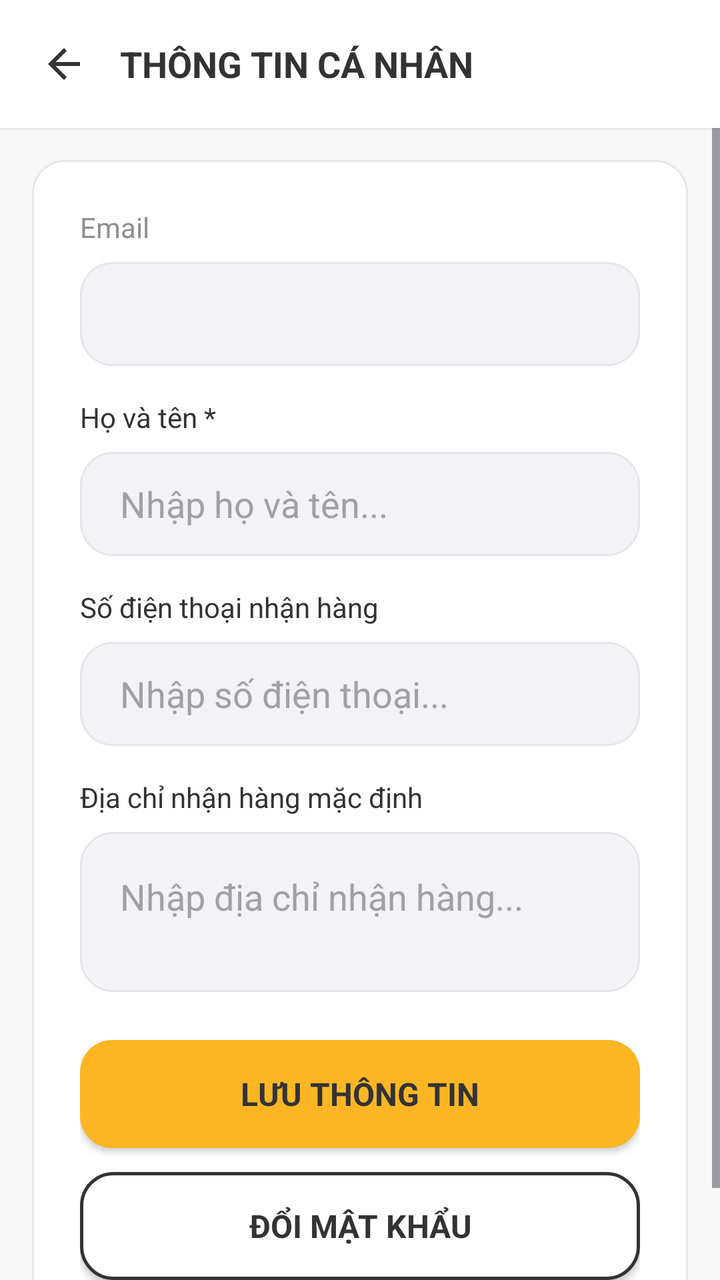
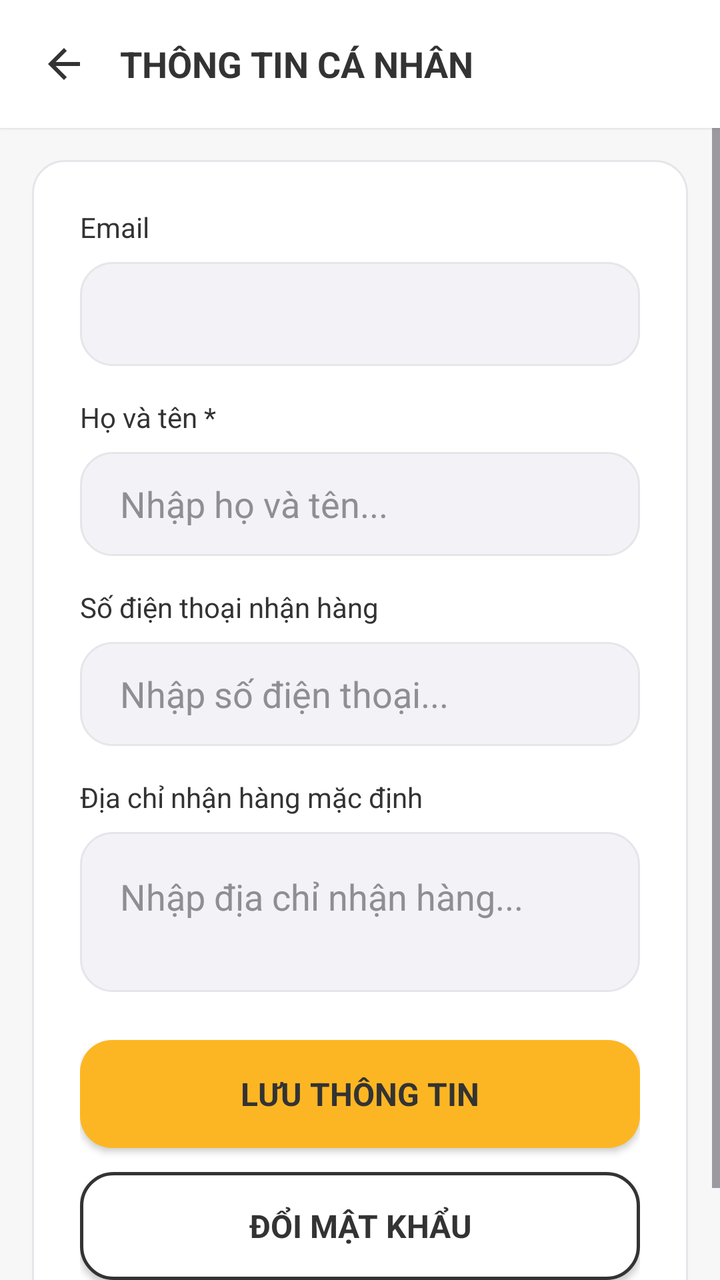

Two renders of the same Android screen: before a commit and after it. Below are the layout's source before the change and the commit's diff.
<!-- AndroidManifest.xml: application theme Theme.MobileDeviceStoreTDMU -->
<!-- res/layout/activity_thong_tin_ca_nhan.xml -->
<?xml version="1.0" encoding="utf-8"?>
<LinearLayout xmlns:android="http://schemas.android.com/apk/res/android"
    xmlns:tools="http://schemas.android.com/tools"
    xmlns:app="http://schemas.android.com/apk/res-auto"
    android:layout_width="match_parent"
    android:layout_height="match_parent"
    android:orientation="vertical"
    android:background="@color/bg_light"
    android:fitsSystemWindows="true"
    tools:context=".activity.ThongTinCaNhanActivity">

    
    <LinearLayout
        android:layout_width="match_parent"
        android:layout_height="wrap_content"
        android:background="@color/bg_white"
        android:elevation="1dp"
        android:padding="16dp"
        android:orientation="horizontal"
        android:gravity="center_vertical">

        <ImageView
            android:id="@+id/btnBackHeader"
            android:layout_width="32dp"
            android:layout_height="32dp"
            android:src="@drawable/ic_arrow_back"
            android:background="?attr/selectableItemBackgroundBorderless"
            android:padding="4dp"
            app:tint="@color/text_primary"
            android:layout_marginEnd="12dp" />

        <TextView
            android:layout_width="0dp"
            android:layout_height="wrap_content"
            android:layout_weight="1"
            android:text="THÔNG TIN CÁ NHÂN"
            android:textSize="18sp"
            android:textStyle="bold"
            android:textColor="@color/text_primary" />

    </LinearLayout>

    <ScrollView
        android:layout_width="match_parent"
        android:layout_height="match_parent"
        android:clipToPadding="false"
        android:paddingBottom="24dp">

        <LinearLayout
            android:layout_width="match_parent"
            android:layout_height="wrap_content"
            android:orientation="vertical"
            android:padding="24dp"
            android:background="@drawable/bg_card_modern"
            android:layout_margin="16dp"
            android:elevation="0dp">

            <TextView
                android:layout_width="match_parent"
                android:layout_height="wrap_content"
                android:text="Email"
                android:textColor="@color/text_secondary"
                android:textSize="14sp"
                android:layout_marginBottom="8dp" />

            <EditText
                android:id="@+id/edtEmailCaNhan"
                android:layout_width="match_parent"
                android:layout_height="52dp"
                android:enabled="false"
                android:background="@drawable/bg_edittext_modern"
                android:paddingHorizontal="20dp"
                android:textColor="@color/text_secondary"
                android:layout_marginBottom="16dp" />

            <TextView
                android:layout_width="match_parent"
                android:layout_height="wrap_content"
                android:text="Họ và tên *"
                android:textColor="@color/text_primary"
                android:textSize="14sp"
                android:layout_marginBottom="8dp" />

            <EditText
                android:id="@+id/edtHoTenCaNhan"
                android:layout_width="match_parent"
                android:layout_height="52dp"
                android:hint="Nhập họ và tên..."
                android:textColorHint="@color/text_hint"
                android:textColor="@color/text_primary"
                android:inputType="textPersonName"
                android:background="@drawable/bg_edittext_modern"
                android:paddingHorizontal="20dp"
                android:layout_marginBottom="16dp" />

            <TextView
                android:layout_width="match_parent"
                android:layout_height="wrap_content"
                android:text="Số điện thoại nhận hàng"
                android:textColor="@color/text_primary"
                android:textSize="14sp"
                android:layout_marginBottom="8dp" />

            <EditText
                android:id="@+id/edtSoDienThoaiCaNhan"
                android:layout_width="match_parent"
                android:layout_height="52dp"
                android:hint="Nhập số điện thoại..."
                android:textColorHint="@color/text_hint"
                android:textColor="@color/text_primary"
                android:inputType="phone"
                android:background="@drawable/bg_edittext_modern"
                android:paddingHorizontal="20dp"
                android:layout_marginBottom="16dp" />

            <TextView
                android:layout_width="match_parent"
                android:layout_height="wrap_content"
                android:text="Địa chỉ nhận hàng mặc định"
                android:textColor="@color/text_primary"
                android:textSize="14sp"
                android:layout_marginBottom="8dp" />

            <EditText
                android:id="@+id/edtDiaChiCaNhan"
                android:layout_width="match_parent"
                android:layout_height="80dp"
                android:hint="Nhập địa chỉ nhận hàng..."
                android:textColorHint="@color/text_hint"
                android:textColor="@color/text_primary"
                android:inputType="textMultiLine"
                android:gravity="top"
                android:padding="20dp"
                android:background="@drawable/bg_edittext_modern"
                android:layout_marginBottom="24dp" />

            <androidx.appcompat.widget.AppCompatButton
                android:id="@+id/btnCapNhatThongTin"
                android:layout_width="match_parent"
                android:layout_height="54dp"
                android:text="LƯU THÔNG TIN"
                android:background="@drawable/bg_btn_primary"
                android:textColor="@color/text_on_yellow"
                android:textStyle="bold"
                android:textSize="16sp"
                android:layout_marginBottom="12dp"
                android:elevation="2dp"
                android:stateListAnimator="@null" />

            <androidx.appcompat.widget.AppCompatButton
                android:id="@+id/btnMoDialogDoiMatKhau"
                android:layout_width="match_parent"
                android:layout_height="54dp"
                android:text="ĐỔI MẬT KHẨU"
                android:background="@drawable/bg_btn_secondary"
                android:textColor="@color/text_primary"
                android:textStyle="bold"
                android:textSize="16sp"
                android:elevation="0dp" />

        </LinearLayout>

    </ScrollView>

</LinearLayout>
<!-- resources referenced by this layout -->
<resources>
  <color name="bg_light">#F7F7F7</color>
  <color name="bg_white">#FFFFFF</color>
  <color name="text_hint">#A0A0A5</color>
  <color name="text_on_yellow">#333333</color>
  <color name="text_primary">#333333</color>
  <color name="text_secondary">#8E8E93</color>
  <!-- drawable bg_btn_primary (drawable) -->
  <?xml version="1.0" encoding="utf-8"?>
  <shape xmlns:android="http://schemas.android.com/apk/res/android"
      android:shape="rectangle">
      <solid android:color="@color/primary_yellow" />
      <corners android:radius="16dp" />
  </shape>
  <!-- drawable bg_btn_secondary (drawable) -->
  <?xml version="1.0" encoding="utf-8"?>
  <shape xmlns:android="http://schemas.android.com/apk/res/android"
      android:shape="rectangle">
      <solid android:color="@color/bg_white" />
      <stroke android:width="1.5dp" android:color="@color/primary_black" />
      <corners android:radius="16dp" />
  </shape>
  <!-- drawable bg_card_modern (drawable) -->
  <?xml version="1.0" encoding="utf-8"?>
  <shape xmlns:android="http://schemas.android.com/apk/res/android"
      android:shape="rectangle">
      <solid android:color="@color/bg_white" />
      <corners android:radius="16dp" />
      <stroke android:width="1dp" android:color="@color/stroke_light" />
  </shape>
  <!-- drawable bg_edittext_modern (drawable) -->
  <?xml version="1.0" encoding="utf-8"?>
  <shape xmlns:android="http://schemas.android.com/apk/res/android"
      android:shape="rectangle">
      <solid android:color="@color/input_bg" />
      <corners android:radius="16dp" />
      <stroke android:width="1dp" android:color="@color/stroke_light" />
  </shape>
  <!-- drawable ic_arrow_back (drawable) -->
  <vector xmlns:android="http://schemas.android.com/apk/res/android"
      android:width="24dp"
      android:height="24dp"
      android:viewportWidth="24"
      android:viewportHeight="24">
      <path
          android:fillColor="#1C1C1C"
          android:pathData="M20,11H7.83l5.59,-5.59L12,4l-8,8 8,8 1.41,-1.41L7.83,13H20v-2z"/>
  </vector>
  <style name="Theme.MobileDeviceStoreTDMU" parent="Base.Theme.MobileDeviceStoreTDMU" />
  <color name="primary_yellow">#FDB623</color>
  <color name="primary_black">#333333</color>
  <color name="stroke_light">#E5E5EA</color>
  <color name="input_bg">#F2F2F7</color>
  <style name="Base.Theme.MobileDeviceStoreTDMU" parent="Theme.Material3.Light.NoActionBar">
          
          <item name="android:statusBarColor">@color/primary_yellow</item>
          <item name="android:windowLightStatusBar">true</item>
  
          <item name="android:navigationBarColor">@color/primary_yellow</item>
          <item name="android:windowLightNavigationBar" tools:targetApi="O_MR1">true</item>
          <item name="fontFamily">@font/nunito</item>
      </style>
</resources>

<!-- the commit's change to res/layout/activity_thong_tin_ca_nhan.xml (unified diff, before → after) -->
@@ -59,7 +59,7 @@
                 android:layout_width="match_parent"
                 android:layout_height="wrap_content"
                 android:text="Email"
-                android:textColor="@color/text_secondary"
+                android:textColor="@color/text_primary"
                 android:textSize="14sp"
                 android:layout_marginBottom="8dp" />
 
@@ -70,7 +70,7 @@
                 android:enabled="false"
                 android:background="@drawable/bg_edittext_modern"
                 android:paddingHorizontal="20dp"
-                android:textColor="@color/text_secondary"
+                android:textColor="@color/text_primary"
                 android:layout_marginBottom="16dp" />
 
             <TextView
@@ -86,7 +86,7 @@
                 android:layout_width="match_parent"
                 android:layout_height="52dp"
                 android:hint="Nhập họ và tên..."
-                android:textColorHint="@color/text_hint"
+                android:textColorHint="@color/text_secondary"
                 android:textColor="@color/text_primary"
                 android:inputType="textPersonName"
                 android:background="@drawable/bg_edittext_modern"
@@ -106,7 +106,7 @@
                 android:layout_width="match_parent"
                 android:layout_height="52dp"
                 android:hint="Nhập số điện thoại..."
-                android:textColorHint="@color/text_hint"
+                android:textColorHint="@color/text_secondary"
                 android:textColor="@color/text_primary"
                 android:inputType="phone"
                 android:background="@drawable/bg_edittext_modern"
@@ -126,7 +126,7 @@
                 android:layout_width="match_parent"
                 android:layout_height="80dp"
                 android:hint="Nhập địa chỉ nhận hàng..."
-                android:textColorHint="@color/text_hint"
+                android:textColorHint="@color/text_secondary"
                 android:textColor="@color/text_primary"
                 android:inputType="textMultiLine"
                 android:gravity="top"
<!-- resource entries referenced after the edit -->
@@ -2,7 +2,6 @@
 <resources>
   <color name="bg_light">#F7F7F7</color>
   <color name="bg_white">#FFFFFF</color>
-  <color name="text_hint">#A0A0A5</color>
   <color name="text_on_yellow">#333333</color>
   <color name="text_primary">#333333</color>
   <color name="text_secondary">#8E8E93</color>
